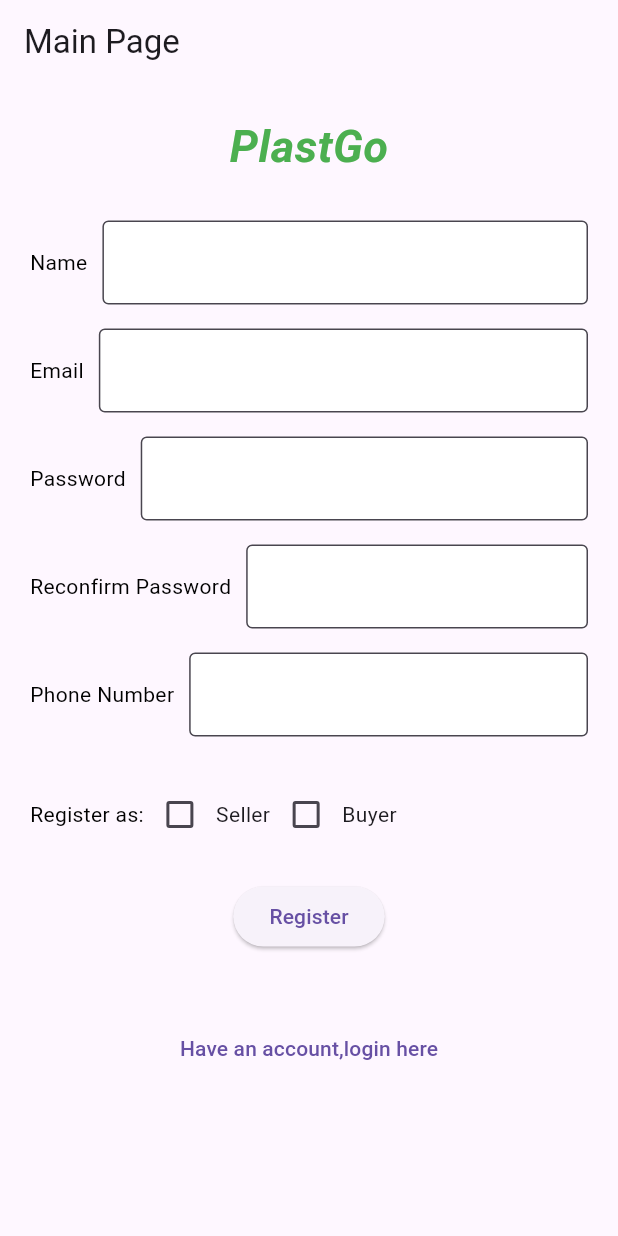
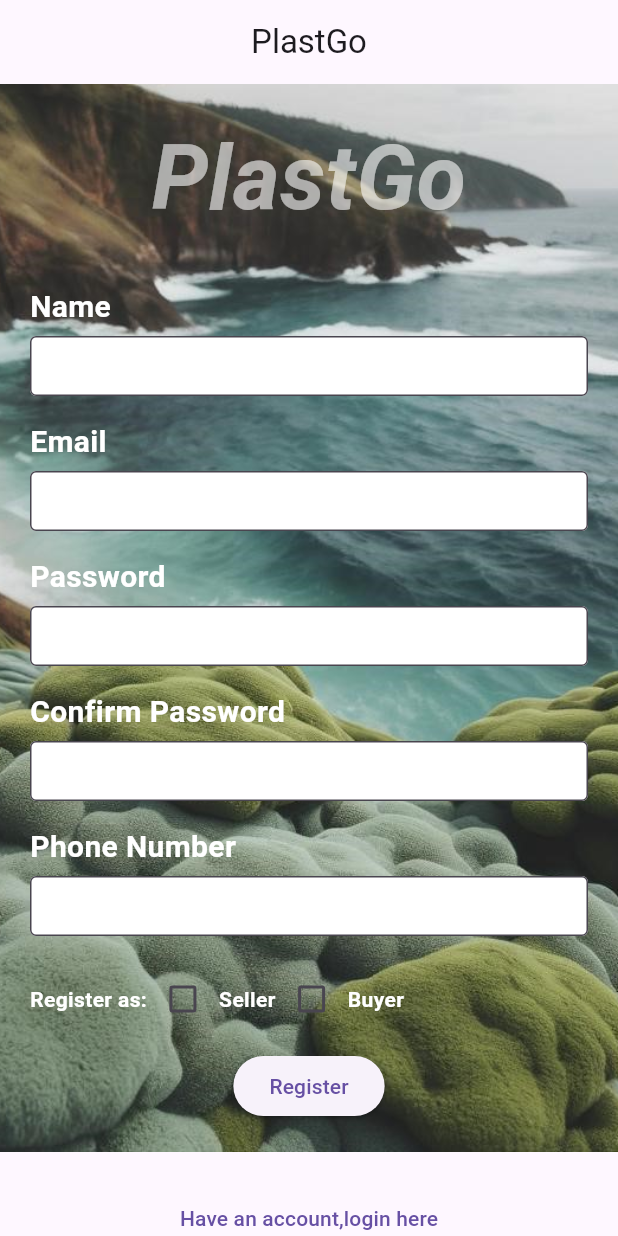
Before and after one commit to Puj1th/gopherine, a Flutter app: the screen it shows after launch, on a phone screen of 412 x 824 dp. Run offline on Flutter 3.47's test engine with Material 3 defaults, Android fonts, the phone set to English and light mode, and no system bars; Roboto replaces fonts that are missing (Calligraphy).

Commit message:
bg commit

```diff
--- a/FlutterDemo/hello/lib/main.dart
+++ b/FlutterDemo/hello/lib/main.dart
@@ -37,7 +37,8 @@ class _MainPageState extends State<MainPage> {
   Widget build(BuildContext context) {
     return Scaffold(
       appBar: AppBar(
-        title: Text('Main Page'),
+        title: Text('PlastGo'),
+        centerTitle: true,
       ),
       body: Column(
         children: [
--- a/FlutterDemo/hello/lib/screens/register.dart
+++ b/FlutterDemo/hello/lib/screens/register.dart
@@ -1,7 +1,4 @@
 import 'package:flutter/material.dart';
-import 'package:flutter/services.dart';
-import 'package:flutter/widgets.dart';
-import 'package:flutter/gestures.dart';
 
 void main() {
   runApp(MyApp());
@@ -20,14 +17,17 @@ class MyApp extends StatelessWidget {
 
 class RegistrationForm extends StatefulWidget {
   @override
-  _RegistrationFormState createState() => _RegistrationFormState();
+  _RegistrationFormState createState() {
+    return _RegistrationFormState();
+  }
 }
 
 class _RegistrationFormState extends State<RegistrationForm> {
   final TextEditingController nameController = TextEditingController();
   final TextEditingController emailController = TextEditingController();
   final TextEditingController passwordController = TextEditingController();
-  final TextEditingController reconfirmPasswordController =TextEditingController();
+  final TextEditingController reconfirmPasswordController =
+      TextEditingController();
   final TextEditingController phoneNumberController = TextEditingController();
 
   bool isSeller = false;
@@ -36,6 +36,13 @@ class _RegistrationFormState extends State<RegistrationForm> {
   @override
   Widget build(BuildContext context) {
     return Container(
+      decoration: BoxDecoration(
+        image: DecorationImage(
+          image: AssetImage(
+              'assets/background.jpg'), // Replace with your image asset
+          fit: BoxFit.cover,
+        ),
+      ),
       child: Center(
         child: Padding(
           padding: const EdgeInsets.all(20.0),
@@ -45,26 +52,32 @@ class _RegistrationFormState extends State<RegistrationForm> {
               Text(
                 'PlastGo',
                 style: TextStyle(
-                  color: Colors.green,
-                  fontSize: 30.0,
+                  color: Colors.white60,
+                  fontSize: 60.0, // Increase font size
                   fontStyle: FontStyle.italic,
                   fontWeight: FontWeight.bold,
-                  fontFamily: 'Calligraphy',
+                  fontFamily:
+                      'Calligraphy', // Make sure to include your desired font
                 ),
               ),
-              SizedBox(height: 20.0),
-              _buildTextField('Name', nameController),
-              _buildTextField('Email', emailController),
-              _buildTextField('Password', passwordController),
-              _buildTextField('Reconfirm Password', reconfirmPasswordController),
-              _buildTextField('Phone Number', phoneNumberController),
-              SizedBox(height: 20.0),
+              SizedBox(height: 20.0), // Increased spacing
+              _buildTextField('Name', nameController, 40.0), // Decreased height
+              _buildTextField(
+                  'Email', emailController, 40.0), // Decreased height
+              _buildTextField(
+                  'Password', passwordController, 40.0), // Decreased height
+              _buildTextField('Confirm Password', reconfirmPasswordController,
+                  40.0), // Decreased height
+              _buildTextField('Phone Number', phoneNumberController,
+                  40.0), // Decreased height
+              SizedBox(height: 10.0),
               Row(
                 children: [
                   Text(
                     'Register as:',
                     style: TextStyle(
-                      color: Colors.black,
+                      color: Colors.white,
+                      fontWeight: FontWeight.bold, // Make the text bold
                     ),
                   ),
                   Checkbox(
@@ -74,8 +87,18 @@ class _RegistrationFormState extends State<RegistrationForm> {
                         isSeller = value!;
                       });
                     },
+                    checkColor:
+                        Colors.white, // Change the color of the checkmark
+                    activeColor:
+                        Colors.white, // Change the color of the checkbox itself
                   ),
-                  Text('Seller'),
+                  Text(
+                    'Seller',
+                    style: TextStyle(
+                      color: Colors.white,
+                      fontWeight: FontWeight.bold, // Make the text bold
+                    ),
+                  ),
                   Checkbox(
                     value: isBuyer,
                     onChanged: (value) {
@@ -83,11 +106,21 @@ class _RegistrationFormState extends State<RegistrationForm> {
                         isBuyer = value!;
                       });
                     },
+                    checkColor:
+                        Colors.white, // Change the color of the checkmark
+                    activeColor:
+                        Colors.white, // Change the color of the checkbox itself
                   ),
-                  Text('Buyer'),
+                  Text(
+                    'Buyer',
+                    style: TextStyle(
+                      color: Colors.white,
+                      fontWeight: FontWeight.bold, // Make the text bold
+                    ),
+                  ),
                 ],
               ),
-              SizedBox(height: 20.0),
+              SizedBox(height: 10.0),
               ElevatedButton(
                 onPressed: () {
                   // Add your registration logic here
@@ -101,19 +134,24 @@ class _RegistrationFormState extends State<RegistrationForm> {
     );
   }
 
-  Widget _buildTextField(String label, TextEditingController controller) {
+  Widget _buildTextField(
+      String label, TextEditingController controller, double height) {
     return Padding(
       padding: const EdgeInsets.symmetric(vertical: 8.0),
-      child: Row(
+      child: Column(
+        crossAxisAlignment: CrossAxisAlignment.start,
         children: [
           Text(
             label,
             style: TextStyle(
-              color: Colors.black,
+              color: Colors.white, // White text color
+              fontWeight: FontWeight.bold, // Bold font weight
+              fontSize: 20.0, // Increased font size
             ),
           ),
-          SizedBox(width: 10.0),
-          Expanded(
+          SizedBox(height: 5.0),
+          SizedBox(
+            height: height, // Set the height of the text field
             child: TextField(
               controller: controller,
               decoration: InputDecoration(
--- a/FlutterDemo/hello/pubspec.yaml
+++ b/FlutterDemo/hello/pubspec.yaml
@@ -63,9 +63,9 @@ flutter:
   uses-material-design: true
 
   # To add assets to your application, add an assets section, like this:
-  # assets:
-  #   - images/a_dot_burr.jpeg
-  #   - images/a_dot_ham.jpeg
+
+  assets:
+    - assets/background.jpg
 
   # An image asset can refer to one or more resolution-specific "variants", see
   # https://flutter.dev/assets-and-images/#resolution-aware
```
Also changed, not shown: FlutterDemo/hello/assets/background.jpg (added), 1 other file.
